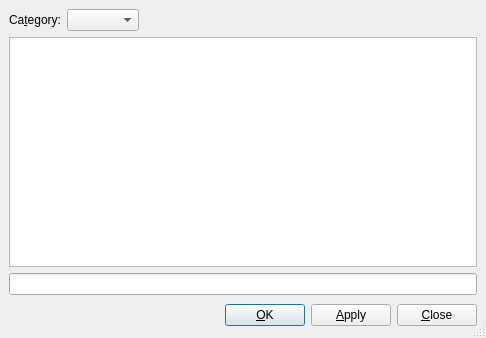
cburschka/lyx, file src/frontends/qt4/ui/SymbolsUi.ui: the form before one commit.
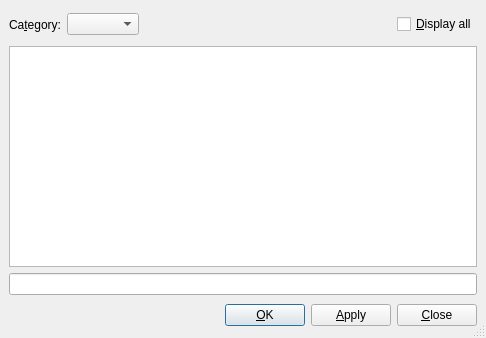
The form after the commit.

Commit message: * src/frontends/qt4/ui/SymbolsUi.ui: * src/frontends/qt4/GuiSymbols.{cpp,h}: 	- add an option to only display the glyphs of the selected category (= default)

```diff
--- a/src/frontends/qt4/ui/SymbolsUi.ui
+++ b/src/frontends/qt4/ui/SymbolsUi.ui
@@ -58,13 +58,23 @@
      </property>
      <property name="sizeHint" >
       <size>
-       <width>301</width>
-       <height>20</height>
+       <width>81</width>
+       <height>31</height>
       </size>
      </property>
     </spacer>
    </item>
-   <item row="1" column="0" colspan="2" >
+   <item row="0" column="2" >
+    <widget class="QCheckBox" name="categoryFilterCB" >
+     <property name="toolTip" >
+      <string>Select this to display all available characters at once</string>
+     </property>
+     <property name="text" >
+      <string>&amp;Display all</string>
+     </property>
+    </widget>
+   </item>
+   <item row="1" column="0" colspan="3" >
     <widget class="QListWidget" name="symbolsLW" >
      <property name="sizePolicy" >
       <sizepolicy vsizetype="Preferred" hsizetype="Preferred" >
@@ -104,14 +114,14 @@
      </property>
     </widget>
    </item>
-   <item row="2" column="0" colspan="2" >
+   <item row="2" column="0" colspan="3" >
     <widget class="QLineEdit" name="chosenLE" >
      <property name="readOnly" >
       <bool>false</bool>
      </property>
     </widget>
    </item>
-   <item row="3" column="0" colspan="2" >
+   <item row="3" column="0" colspan="3" >
     <layout class="QHBoxLayout" >
      <item>
       <spacer>
```
The commit also changes 2 other files.
